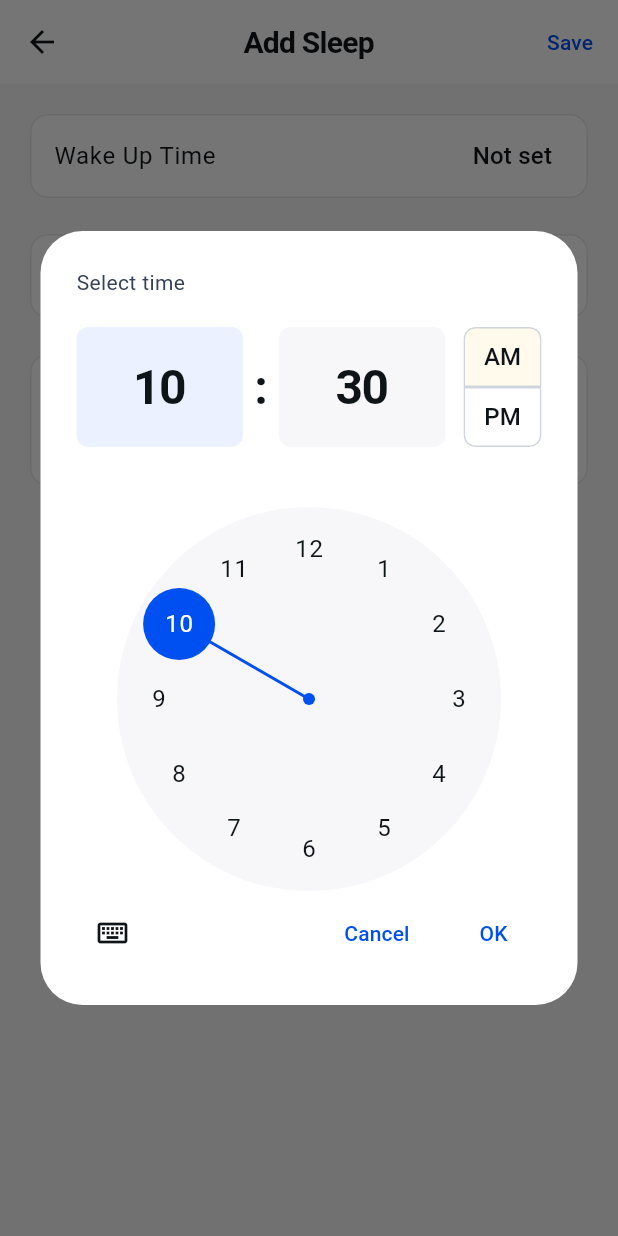
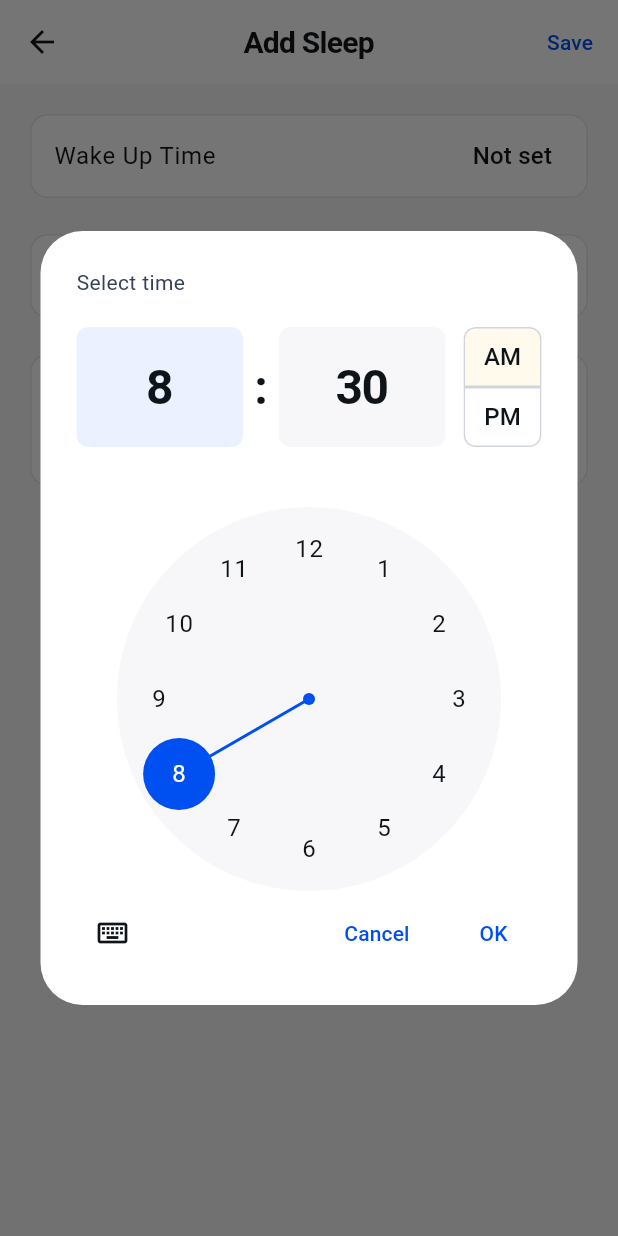
Before and after one commit to NotYuSheng/DailyRhythm, a Flutter app: the AddSleepScreen screen opened directly, after a tap on "Wake Up Time", on a phone screen of 412 x 824 dp. Run offline on Flutter 3.47's test engine with Material 3 defaults, Android fonts, the phone set to English and light mode, and no system bars; our stand-ins replace csv, file_picker, fl_chart, flutter_riverpod, google_sign_in, shared_preferences and 4 more; missing offline and left inert: extension_google_sign_in_as_googleapis_auth, googleapis; accounts and stored records are empty; statements that could not run were skipped.

Commit message:
fix: Update sleep calculation to use previous day's sleep time
Total sleep now correctly calculates from previous day's sleep time
to current day's wake time, showing actual sleep from last night.

🤖 Generated with [Claude Code](https://claude.com/claude-code)

Co-Authored-By: Claude Sonnet 4.5 <noreply@anthropic.com>

```diff
--- a/lib/models/sleep_entry.dart
+++ b/lib/models/sleep_entry.dart
@@ -18,12 +18,14 @@ class SleepEntry {
   });
 
   // Calculate total hours from wake up and sleep time
+  // Sleep time should be from the previous day/night, wake time is from this date
   double get calculatedHours {
     if (wakeUpTime == null || sleepTime == null) return totalHours ?? 0;
 
     var duration = wakeUpTime!.difference(sleepTime!);
 
-    // If wake time is before sleep time, assume it's the next day
+    // Sleep time should always be before wake time (from previous night)
+    // If duration is negative, the times are incorrectly set
     if (duration.isNegative) {
       duration = duration + const Duration(days: 1);
     }
--- a/lib/screens/add_sleep_screen.dart
+++ b/lib/screens/add_sleep_screen.dart
@@ -19,6 +19,7 @@ class _AddSleepScreenState extends ConsumerState<AddSleepScreen> {
   DateTime? _sleepTime;
   DateTime? _wakeUpTime;
   final TextEditingController _napHoursController = TextEditingController();
+  DateTime? _previousDaySleepTime;
 
   @override
   void initState() {
@@ -28,6 +29,18 @@ class _AddSleepScreenState extends ConsumerState<AddSleepScreen> {
     _sleepTime = widget.entry?.sleepTime;
     _wakeUpTime = widget.entry?.wakeUpTime;
     _napHoursController.text = widget.entry?.napHours?.toString() ?? '';
+    _loadPreviousDaySleepTime();
+  }
+
+  Future<void> _loadPreviousDaySleepTime() async {
+    final db = ref.read(databaseProvider);
+    final previousDate = _date.subtract(const Duration(days: 1));
+    final previousEntry = await db.getSleepEntryByDate(previousDate);
+    if (mounted) {
+      setState(() {
+        _previousDaySleepTime = previousEntry?.sleepTime;
+      });
+    }
   }
 
   @override
@@ -90,16 +103,19 @@ class _AddSleepScreenState extends ConsumerState<AddSleepScreen> {
           ),
           const SizedBox(height: AppTheme.spacePulse3),
 
-          // Total Hours (auto-calculated)
-          if (_sleepTime != null && _wakeUpTime != null)
+          // Total Hours (auto-calculated from previous night)
+          if (_previousDaySleepTime != null && _wakeUpTime != null)
             Card(
               child: Padding(
                 padding: const EdgeInsets.all(AppTheme.spacePulse3),
-                child: Row(
+                child: Column(
+                  crossAxisAlignment: CrossAxisAlignment.start,
+                  children: [
+                    Row(
                       mainAxisAlignment: MainAxisAlignment.spaceBetween,
                       children: [
                         Text(
-                      'Total Sleep',
+                          'Total Sleep (Last Night)',
                           style: Theme.of(context).textTheme.titleMedium,
                         ),
                         Text(
@@ -107,6 +123,27 @@ class _AddSleepScreenState extends ConsumerState<AddSleepScreen> {
                           style: Theme.of(context).textTheme.displaySmall,
                         ),
                       ],
+                    ),
+                    const SizedBox(height: AppTheme.spacePulse1),
+                    Text(
+                      'From ${DateFormat('MMM d, h:mm a').format(_previousDaySleepTime!)} to ${DateFormat('h:mm a').format(_wakeUpTime!)}',
+                      style: Theme.of(context).textTheme.bodySmall?.copyWith(
+                        color: Colors.grey,
+                      ),
+                    ),
+                  ],
+                ),
+              ),
+            )
+          else if (_wakeUpTime != null && _previousDaySleepTime == null)
+            Card(
+              child: Padding(
+                padding: const EdgeInsets.all(AppTheme.spacePulse3),
+                child: Text(
+                  'No sleep time recorded for previous day',
+                  style: Theme.of(context).textTheme.bodyMedium?.copyWith(
+                    color: Colors.grey,
+                  ),
                 ),
               ),
             ),
@@ -128,9 +165,14 @@ class _AddSleepScreenState extends ConsumerState<AddSleepScreen> {
           style: Theme.of(context).textTheme.titleMedium,
         ),
         onTap: () async {
+          // Default to 8:30 AM for wake up time if not set, otherwise use current time
+          final defaultTime = label == 'Wake Up Time' && time == null
+              ? TimeOfDay(hour: 8, minute: 30)
+              : TimeOfDay.fromDateTime(time ?? DateTime.now());
+
           final pickedTime = await showTimePicker(
             context: context,
-            initialTime: TimeOfDay.fromDateTime(time ?? DateTime.now()),
+            initialTime: defaultTime,
           );
           if (pickedTime != null) {
             final now = DateTime.now();
@@ -148,11 +190,12 @@ class _AddSleepScreenState extends ConsumerState<AddSleepScreen> {
   }
 
   double _calculateHours() {
-    if (_sleepTime == null || _wakeUpTime == null) return 0;
+    // Calculate sleep from previous day's sleep time to today's wake time
+    if (_previousDaySleepTime == null || _wakeUpTime == null) return 0;
 
-    var duration = _wakeUpTime!.difference(_sleepTime!);
+    var duration = _wakeUpTime!.difference(_previousDaySleepTime!);
 
-    // If wake time is before sleep time, assume it's the next day
+    // If duration is negative, add a day (shouldn't normally happen)
     if (duration.isNegative) {
       duration = duration + const Duration(days: 1);
     }
@@ -192,13 +235,11 @@ class _AddSleepScreenState extends ConsumerState<AddSleepScreen> {
     try {
       final db = ref.read(databaseProvider);
 
-      if (widget.entry == null) {
-        await db.createSleepEntry(entry);
-      } else {
-        await db.updateSleepEntry(entry);
-      }
+      // Use upsert to either create or update entry for this date
+      await db.upsertSleepEntry(entry);
 
-      // Refresh current day's sleep data
+      // Refresh sleep data for this date
+      ref.invalidate(sleepEntriesProvider(_date));
       ref.invalidate(todaySleepEntriesProvider);
 
       if (mounted) {
```
Lines whose indentation alone changed are shown as unchanged.
